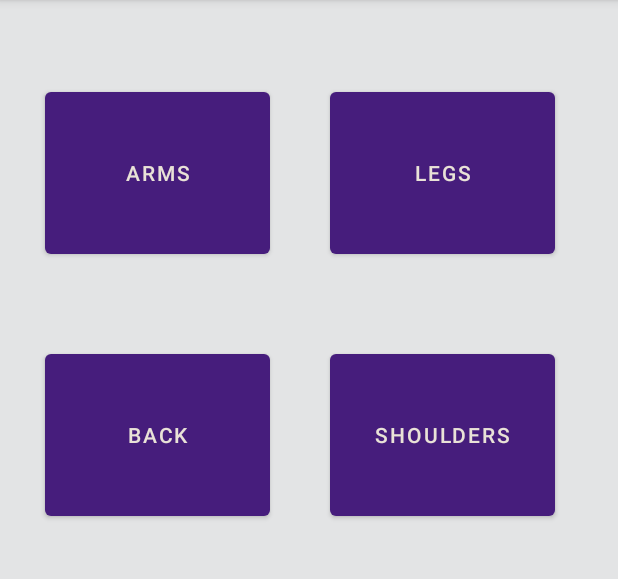
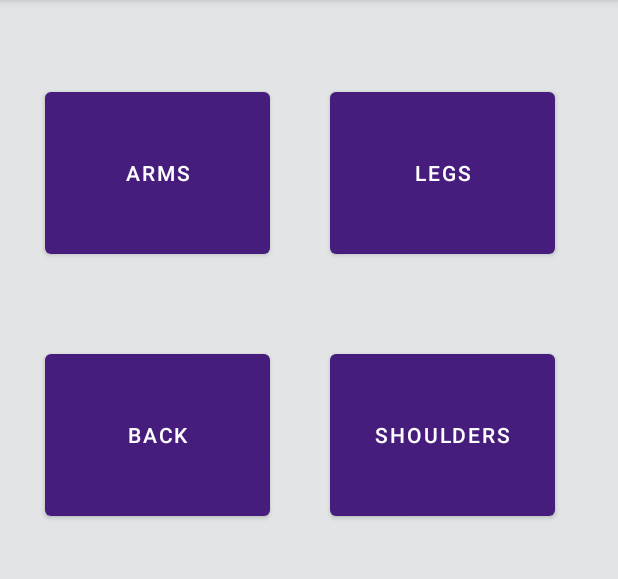
Before and after one commit to claireew02/UrecApp, an Android app: the screen it shows after launch (MuscleScreen), on a phone screen of 412 x 824 dp, the part 84-663 px from its top. Run offline under Robolectric (Android 15) with nearby library versions, the phone set to English and light mode, and no system bars.

Commit message:
changed font color back to white

```diff
--- a/app/src/main/res/values/themes.xml
+++ b/app/src/main/res/values/themes.xml
@@ -3,8 +3,8 @@
     <style name="Theme.UrecMapApp" parent="Theme.MaterialComponents.DayNight.DarkActionBar">
         <!-- Primary brand color. -->
         <item name="colorPrimary">#461d7c</item>
-        <item name="colorPrimaryVariant">#31175A</item>
-        <item name="colorOnPrimary">#e9e2d7</item>
+        <item name="colorPrimaryVariant">@color/white</item>
+        <item name="colorOnPrimary">@color/white</item>
         <!-- Secondary brand color. -->
         <item name="colorSecondary">@color/teal_200</item>
         <item name="colorSecondaryVariant">@color/teal_700</item>
```
